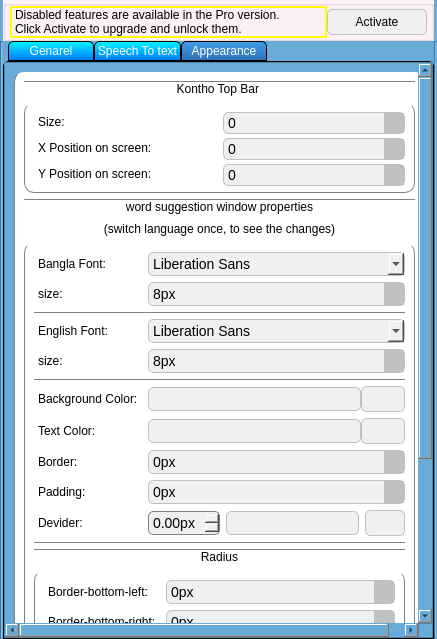
Before: the Qt Designer form Uis/Options.ui in nabil-bot/Stable-Updates, drawn with Qt 5.
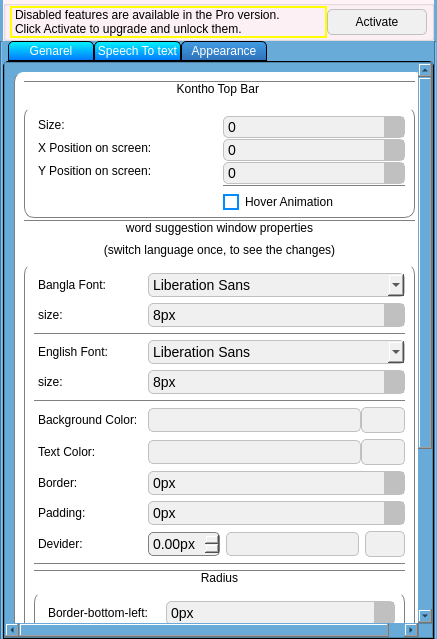
After: the same form once the commit is applied. The open tabs and pages were chosen to show the change. Icons and pictures are not drawn.

What changed in the file:
```diff
--- a/Uis/Options.ui
+++ b/Uis/Options.ui
@@ -1855,7 +1855,7 @@
              <x>0</x>
              <y>0</y>
              <width>437</width>
-             <height>832</height>
+             <height>853</height>
             </rect>
            </property>
            <layout class="QGridLayout" name="gridLayout_9">
@@ -1992,7 +1992,7 @@
                  <property name="minimumSize">
                   <size>
                    <width>0</width>
-                   <height>90</height>
+                   <height>111</height>
                   </size>
                  </property>
                  <property name="maximumSize">
@@ -2011,13 +2011,16 @@
                   <enum>QFrame::Raised</enum>
                  </property>
                  <layout class="QGridLayout" name="gridLayout_12">
-                  <item row="0" column="0">
-                   <widget class="QLabel" name="label_40">
-                    <property name="styleSheet">
-                     <string notr="true"/>
+                  <item row="4" column="1">
+                   <widget class="QCheckBox" name="HoverAnimationCheckBox">
+                    <property name="minimumSize">
+                     <size>
+                      <width>0</width>
+                      <height>20</height>
+                     </size>
                     </property>
                     <property name="text">
-                     <string>Size:</string>
+                     <string>Hover Animation</string>
                     </property>
                    </widget>
                   </item>
@@ -2034,6 +2037,16 @@
                     </property>
                    </widget>
                   </item>
+                  <item row="0" column="0">
+                   <widget class="QLabel" name="label_40">
+                    <property name="styleSheet">
+                     <string notr="true"/>
+                    </property>
+                    <property name="text">
+                     <string>Size:</string>
+                    </property>
+                   </widget>
+                  </item>
                   <item row="1" column="0">
                    <widget class="QLabel" name="label_41">
                     <property name="text">
@@ -2074,6 +2087,19 @@
                     </property>
                    </widget>
                   </item>
+                  <item row="3" column="1">
+                   <widget class="Line" name="line_39">
+                    <property name="maximumSize">
+                     <size>
+                      <width>16777215</width>
+                      <height>1</height>
+                     </size>
+                    </property>
+                    <property name="orientation">
+                     <enum>Qt::Horizontal</enum>
+                    </property>
+                   </widget>
+                  </item>
                  </layout>
                 </widget>
                </item>
```
